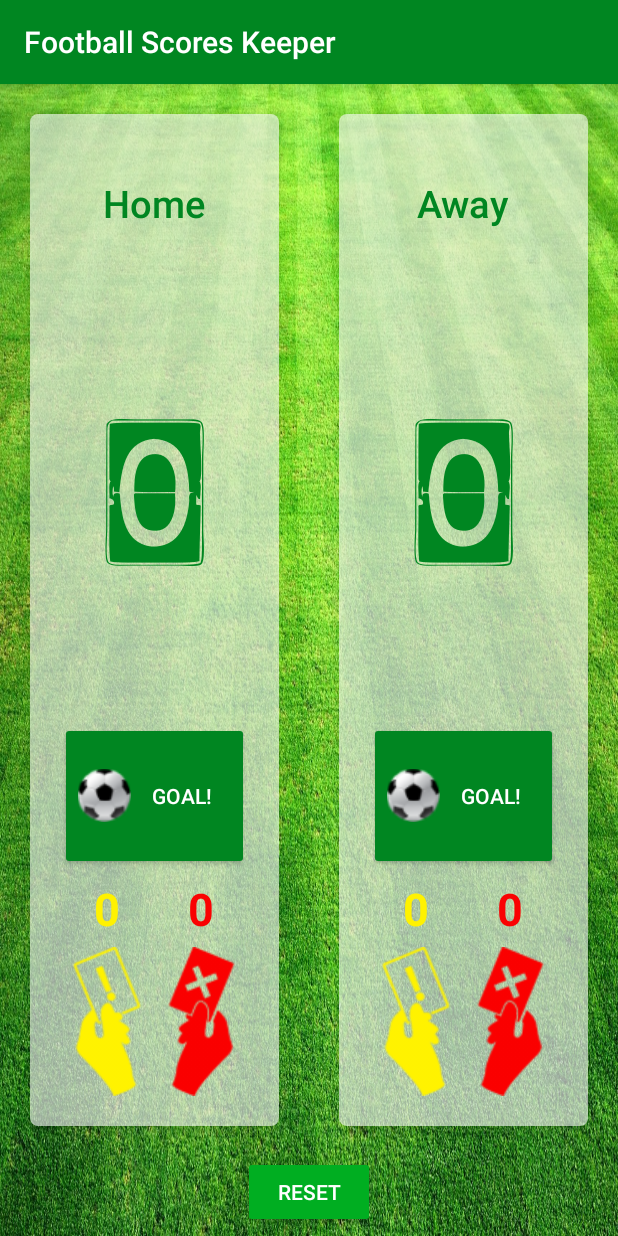
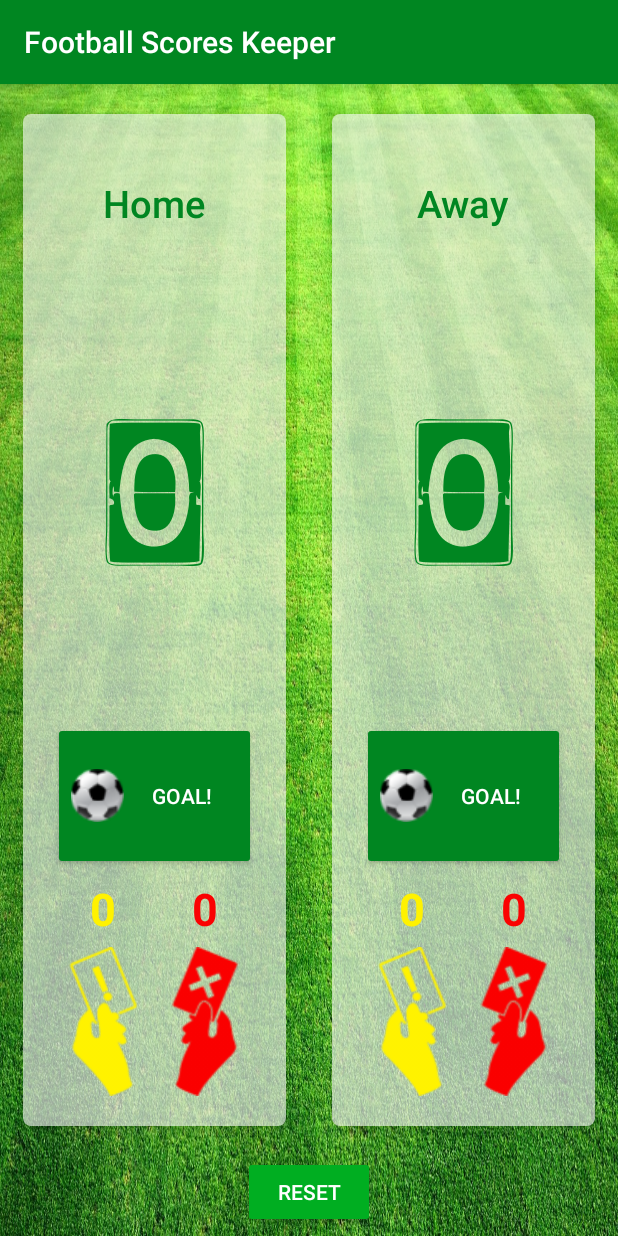
Before and after one commit to djkeops/FootballScoresKeeper, an Android app: the screen it shows after launch (MainActivity), on a phone screen of 412 x 824 dp. Run offline under Robolectric (Android 15) with nearby library versions, the phone set to English and light mode, and no system bars.

Commit message:
Margins corrections for wide screens

```diff
--- a/app/src/main/res/values/styles.xml
+++ b/app/src/main/res/values/styles.xml
@@ -10,10 +10,10 @@
 
     <style name="TeamLayoutPortrait">
         <item name="android:layout_marginBottom">20dp</item>
-        <item name="android:layout_marginEnd">20dp</item>
-        <item name="android:layout_marginLeft">20dp</item>
-        <item name="android:layout_marginRight">20dp</item>
-        <item name="android:layout_marginStart">20dp</item>
+        <item name="android:layout_marginEnd">15dp</item>
+        <item name="android:layout_marginLeft">15dp</item>
+        <item name="android:layout_marginRight">15dp</item>
+        <item name="android:layout_marginStart">15dp</item>
         <item name="android:layout_marginTop">20dp</item>
         <item name="android:background">@drawable/rounded_shape</item>
         <item name="android:elevation">5dp</item>
```
